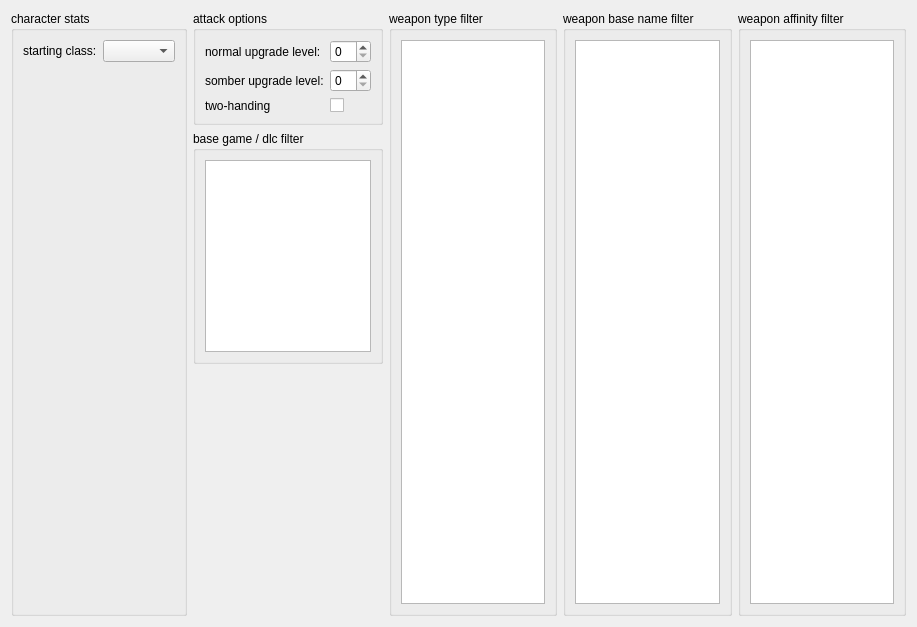
Before: the Qt Designer form app/stats_tab.ui in hanslhansl/elden-ring-damage-optimizer, drawn with Qt 5.
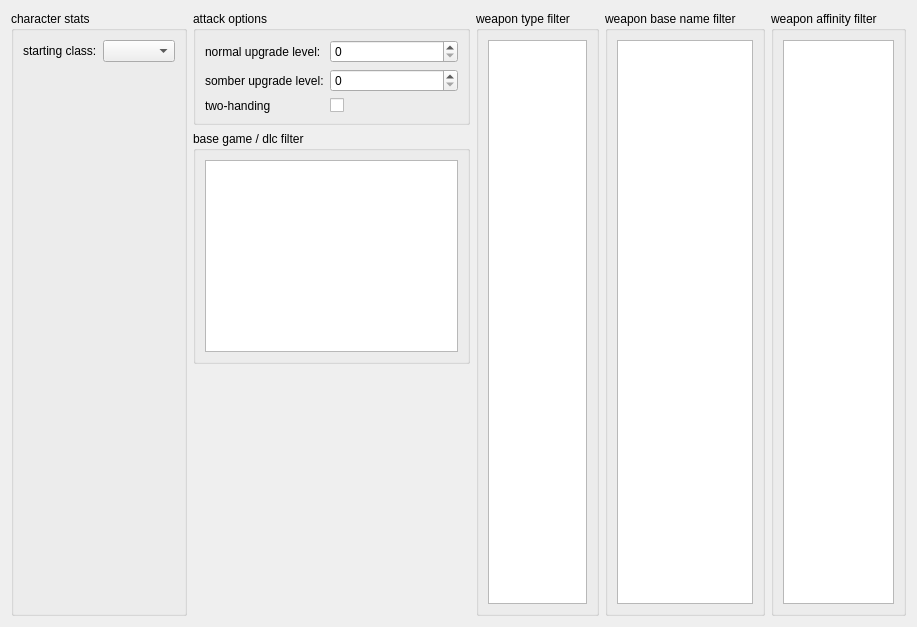
After: the same form once the commit is applied.

What changed in the file:
```diff
--- a/app/stats_tab.ui
+++ b/app/stats_tab.ui
@@ -15,7 +15,7 @@
   </property>
   <layout class="QVBoxLayout" name="main_layout">
    <item>
-    <layout class="QHBoxLayout" name="horizontalLayout_2">
+    <layout class="QHBoxLayout" name="horizontalLayout_2" stretch="0,0,1,1,1">
      <item>
       <widget class="QGroupBox" name="character_stats_box">
        <property name="locale">
```
